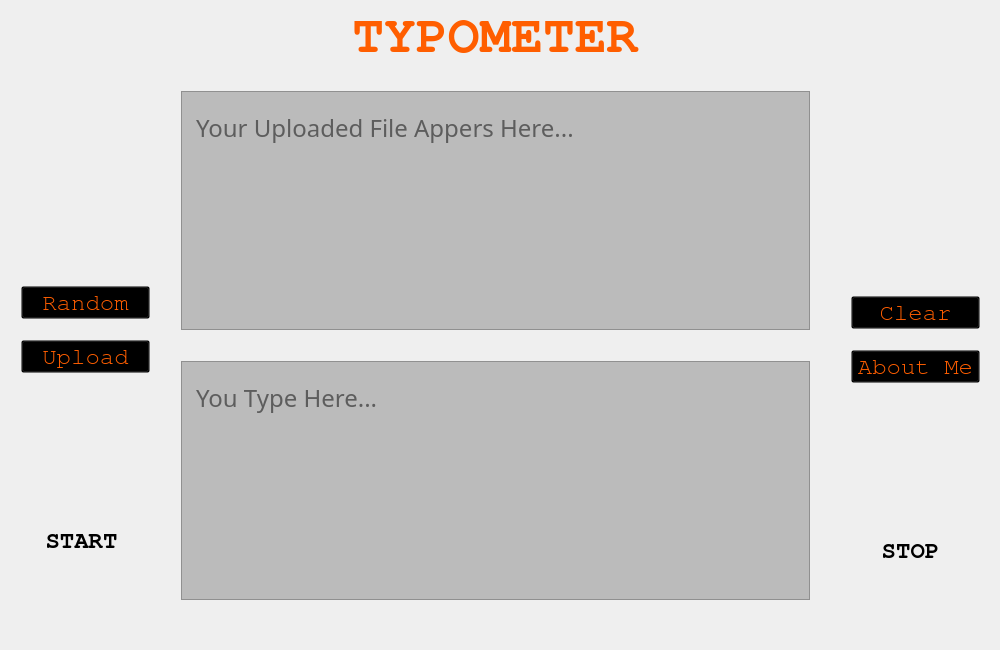
Before: the Qt Designer form TypeIt/type_it.ui in himanshukumar660/Typometer, drawn with Qt 5.
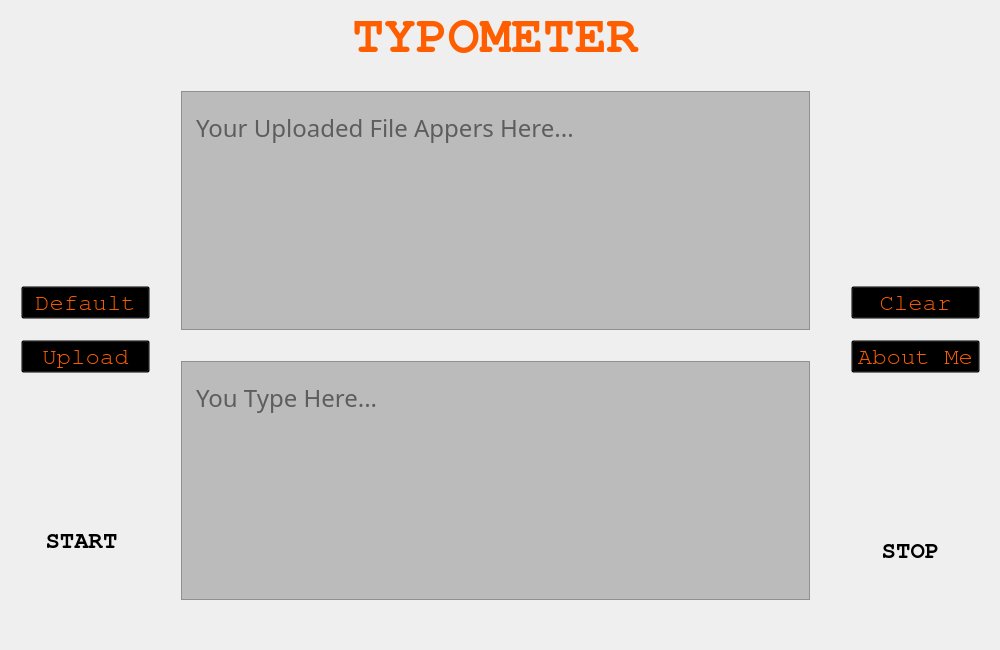
After: the same form once the commit is applied. Icons and pictures are not drawn.

```diff
--- a/TypeIt/type_it.ui
+++ b/TypeIt/type_it.ui
@@ -215,7 +215,7 @@
     <property name="geometry">
      <rect>
       <x>840</x>
-      <y>270</y>
+      <y>260</y>
       <width>151</width>
       <height>141</height>
      </rect>
@@ -411,7 +411,7 @@
 </string>
        </property>
        <property name="text">
-        <string>Random</string>
+        <string>Default</string>
        </property>
       </widget>
      </item>
```
